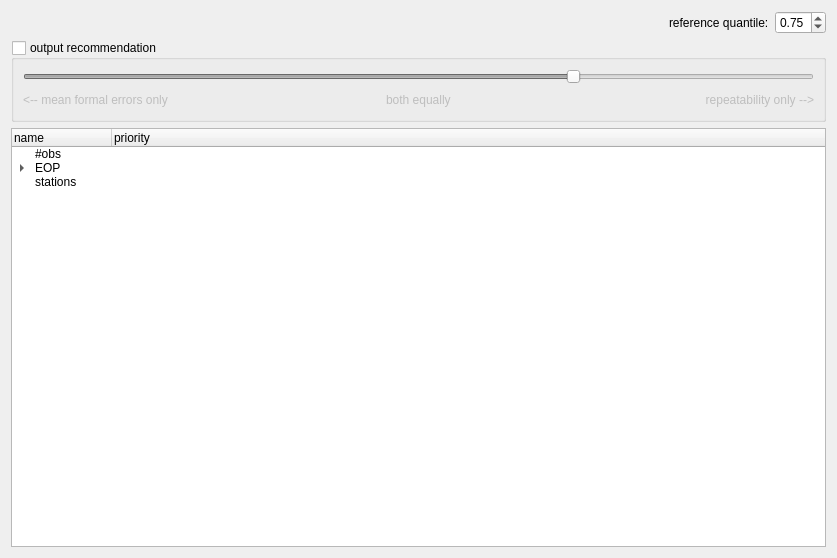
Old version of the form Widgets/priorities.ui in the repository TUW-VieVS/VieSchedppGUI.
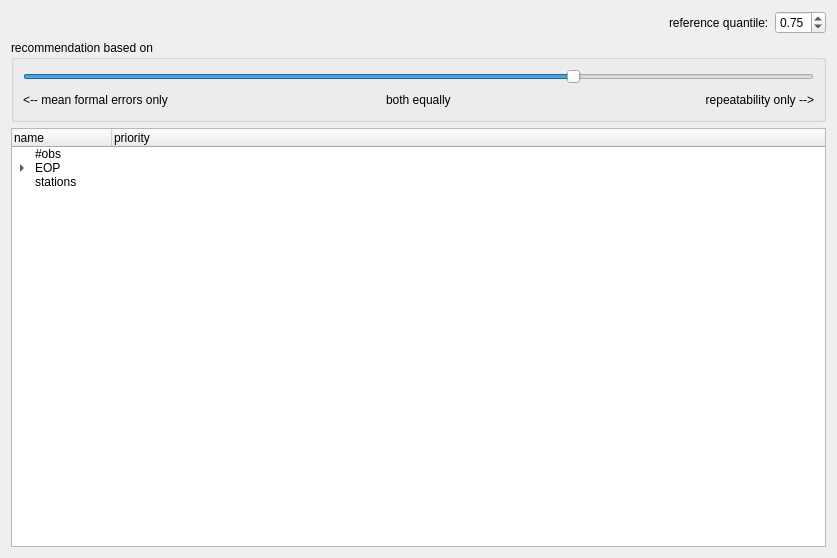
New version of the form.

What changed in the file:
```diff
--- a/Widgets/priorities.ui
+++ b/Widgets/priorities.ui
@@ -66,10 +66,10 @@
    <item>
     <widget class="QGroupBox" name="groupBox_recom">
      <property name="title">
-      <string>output recommendation</string>
+      <string>recommendation based on</string>
      </property>
      <property name="checkable">
-      <bool>true</bool>
+      <bool>false</bool>
      </property>
      <property name="checked">
       <bool>false</bool>
@@ -92,6 +92,12 @@
         <property name="orientation">
          <enum>Qt::Horizontal</enum>
         </property>
+        <property name="invertedAppearance">
+         <bool>false</bool>
+        </property>
+        <property name="invertedControls">
+         <bool>false</bool>
+        </property>
         <property name="tickPosition">
          <enum>QSlider::NoTicks</enum>
         </property>
```
